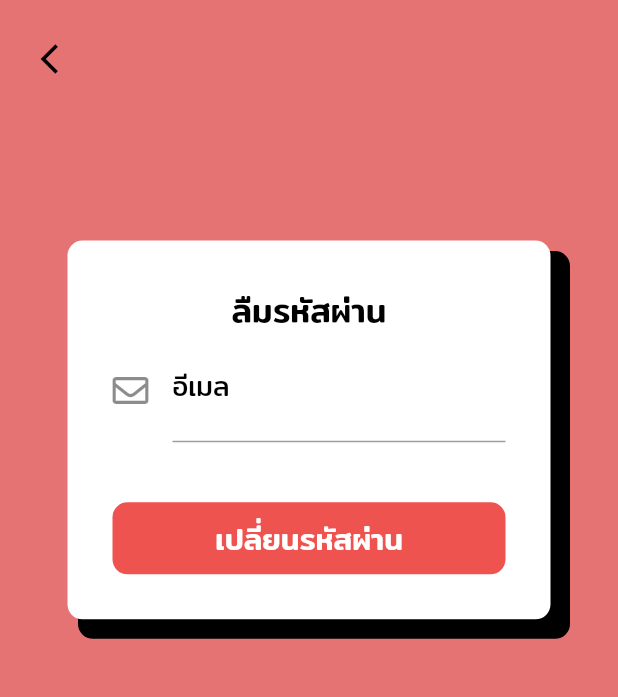
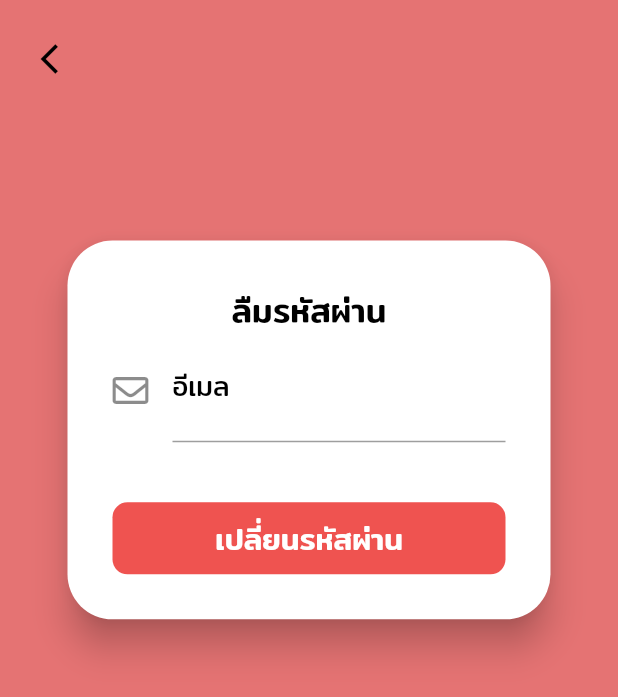
Before and after one commit to armnutthapon/Project_LittlePaw, a Flutter app: the screen it shows after launch, after a tap on "ลืมรหัสผ่าน ?", on a phone screen of 412 x 824 dp. Shown: the top 697 px of the screen. Run offline on Flutter 3.47's test engine with Material 2 defaults, Android fonts, the phone set to English and light mode, and no system bars; our stand-ins replace carousel_slider, firebase_auth, firebase_core, font_awesome_flutter, google_sign_in, table_calendar; accounts and stored records are empty.

Commit message:
change card

```diff
--- a/lib/screen/authentication/login.dart
+++ b/lib/screen/authentication/login.dart
@@ -49,8 +49,16 @@ class _LoginState extends State<Login> {
     final loginProvider = Provider.of<AuthServices>(context);
     Size size = MediaQuery.of(context).size;
     return Scaffold(
-        backgroundColor: Colors.red.shade200,
-        body: SafeArea(
+        backgroundColor: Colors.red.shade400,
+        body: Stack(
+          children: [
+            ClipPath(
+                clipper: MyClipper(),
+                child: Container(
+                  height: 450,
+                  color: Colors.white,
+                )),
+            SafeArea(
               child: Form(
                 key: _formkey,
                 child: SingleChildScrollView(
@@ -75,7 +83,7 @@ class _LoginState extends State<Login> {
                               ),
                             ],
                           ),
-                      Container(
+                          Card(
                             margin: EdgeInsets.fromLTRB(30, 15, 30, 15),
                             child: Padding(
                               padding: EdgeInsets.all(30),
@@ -111,8 +119,9 @@ class _LoginState extends State<Login> {
                                             fontWeight: FontWeight.w400,
                                             fontFamily: 'Mitr'),
                                       ),
-                                  validator: (val) =>
-                                      val.isNotEmpty ? null : "กรุณาใส่อีเมล",
+                                      validator: (val) => val.isNotEmpty
+                                          ? null
+                                          : "กรุณาใส่อีเมล",
                                     ),
                                     TextFormField(
                                       controller: _passwordController,
@@ -184,7 +193,8 @@ class _LoginState extends State<Login> {
                                               ? null
                                               : double.infinity,
                                           onPressed: () async {
-                                        if (_formkey.currentState.validate())
+                                            if (_formkey.currentState
+                                                .validate())
                                               print(
                                                   "Email : ${_emailController.text}");
                                             print(
@@ -192,7 +202,8 @@ class _LoginState extends State<Login> {
 
                                             await loginProvider.login(
                                                 _emailController.text.trim(),
-                                            _passwordController.text.trim());
+                                                _passwordController.text
+                                                    .trim());
                                           },
                                           child: Center(
                                             child: loginProvider.isLoading
@@ -200,14 +211,16 @@ class _LoginState extends State<Login> {
                                                     valueColor:
                                                         new AlwaysStoppedAnimation<
                                                                 Color>(
-                                                        Colors.red.shade300),
+                                                            Colors
+                                                                .red.shade300),
                                                   )
                                                 : Text(
                                                     'เข้าสู่ระบบ',
                                                     style: TextStyle(
                                                         fontSize: 20,
                                                         color: Colors.white,
-                                                    fontWeight: FontWeight.w500,
+                                                        fontWeight:
+                                                            FontWeight.w500,
                                                         fontFamily: 'Mitr'),
                                                   ),
                                           ),
@@ -223,7 +236,8 @@ class _LoginState extends State<Login> {
                                   Container(
                                     margin: EdgeInsets.only(top: 10),
                                     child: Row(
-                                  mainAxisAlignment: MainAxisAlignment.center,
+                                      mainAxisAlignment:
+                                          MainAxisAlignment.center,
                                       children: [
                                         Text(
                                           "ไม่มีบัญชีผู้ใช้ ?  ",
@@ -234,7 +248,8 @@ class _LoginState extends State<Login> {
                                               fontFamily: 'Mitr'),
                                         ),
                                         TextButton(
-                                        onPressed: () => widget.toggleScreen(),
+                                            onPressed: () =>
+                                                widget.toggleScreen(),
                                             child: Text(
                                               "สมัครสมาชิก",
                                               style: TextStyle(
@@ -271,13 +286,9 @@ class _LoginState extends State<Login> {
                                 ],
                               ),
                             ),
-                        decoration: BoxDecoration(
-                          borderRadius: BorderRadius.circular(10),
-                          color: Colors.white,
-                          boxShadow: [
-                            BoxShadow(
-                                color: Colors.grey.shade200, spreadRadius: 3),
-                          ],
+                            elevation: 10,
+                            shape: RoundedRectangleBorder(
+                              borderRadius: BorderRadius.circular(30.0),
                             ),
                           ),
                         ],
@@ -286,6 +297,8 @@ class _LoginState extends State<Login> {
                   ),
                 ),
               ),
+            )
+          ],
         ));
   }
 
@@ -294,3 +307,24 @@ class _LoginState extends State<Login> {
         MaterialPageRoute(builder: (context) => MyResetPasswordPage()));
   }
 }
+
+class MyClipper extends CustomClipper<Path> {
+  @override
+  Path getClip(Size size) {
+    Path path = Path();
+    path.lineTo(0, size.height - 50);
+    var controllPoint = Offset(50, size.height);
+    var endPoint = Offset(size.width / 2, size.height);
+    path.quadraticBezierTo(
+        controllPoint.dx, controllPoint.dy, endPoint.dx, endPoint.dy);
+    path.lineTo(size.width, size.height);
+    path.lineTo(size.width, 0);
+
+    return path;
+  }
+
+  @override
+  bool shouldReclip(CustomClipper<Path> oldClipper) {
+    return false;
+  }
+}
--- a/lib/screen/authentication/reset_password.dart
+++ b/lib/screen/authentication/reset_password.dart
@@ -4,6 +4,8 @@ import 'package:firebase_auth/firebase_auth.dart';
 import 'package:flutter/material.dart';
 import 'package:font_awesome_flutter/font_awesome_flutter.dart';
 import 'package:little_paw/screen/authentication/login.dart';
+import 'package:little_paw/services/authentication/auth__service.dart';
+import 'package:provider/provider.dart';
 
 class MyResetPasswordPage extends StatefulWidget {
   MyResetPasswordPage(
@@ -20,9 +22,21 @@ class _MyResetPasswordPageState extends State<MyResetPasswordPage> {
   final _formkey = GlobalKey<FormState>();
 
   TextEditingController _resetPasswordController = TextEditingController();
+  void initState() {
+    _resetPasswordController = TextEditingController();
+    super.initState();
+  }
+
+  @override
+  void dispose() {
+    _resetPasswordController.dispose();
+
+    super.dispose();
+  }
 
   @override
   Widget build(BuildContext context) {
+    final loginProvider = Provider.of<AuthServices>(context);
     Size size = MediaQuery.of(context).size;
 
     return Scaffold(
@@ -57,7 +71,7 @@ class _MyResetPasswordPageState extends State<MyResetPasswordPage> {
                         SizedBox(
                           height: size.height * 0.1,
                         ),
-                        Container(
+                        Card(
                           margin: EdgeInsets.fromLTRB(30, 15, 30, 15),
                           child: Padding(
                             padding: EdgeInsets.all(30),
@@ -107,6 +121,8 @@ class _MyResetPasswordPageState extends State<MyResetPasswordPage> {
                                           if (_formkey.currentState
                                               .validate()) {
                                             resetPassword();
+                                            _resetPasswordController.text
+                                                .trim();
                                             Timer(Duration(seconds: 2), () {
                                               // 5 seconds over, navigate to Page2.
                                               Navigator.push(
@@ -138,15 +154,9 @@ class _MyResetPasswordPageState extends State<MyResetPasswordPage> {
                               ],
                             ),
                           ),
-                          decoration: BoxDecoration(
-                            borderRadius: BorderRadius.circular(10),
-                            color: Colors.white,
-                            boxShadow: [
-                              BoxShadow(
-                                  color: Colors.black,
-                                  spreadRadius: 3,
-                                  offset: Offset(10, 10)),
-                            ],
+                          elevation: 10,
+                          shape: RoundedRectangleBorder(
+                            borderRadius: BorderRadius.circular(30.0),
                           ),
                         ),
                       ],
```
Also changed, not shown: lib/screen/authentication/register.dart (+55 -19 lines), lib/screen/newfeed.dart (+29 -24 lines), lib/services/authentication/auth__service.dart (+37 -0 lines), 2 other files. Lines whose indentation alone changed are shown as unchanged.
